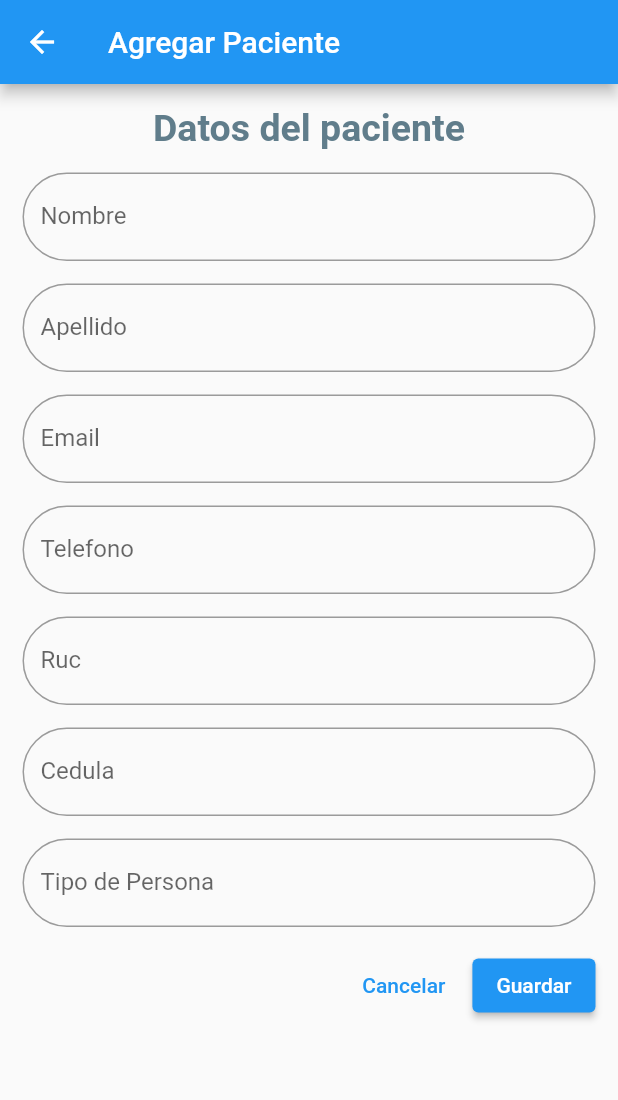
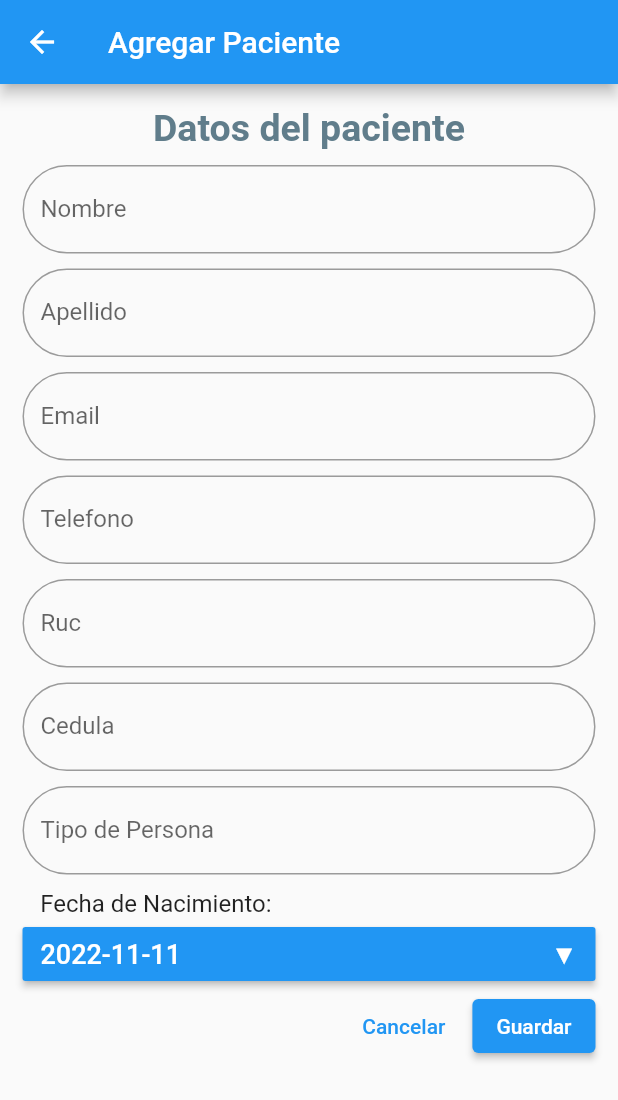
Before and after one commit to edhcoronel/frontend_segunda_parcial, a Flutter app: the Agg_paciente screen opened directly, on a phone screen of 412 x 824 dp. Shown: the top 1100 px of the screen. Run offline on Flutter 3.47's test engine with Material 2 defaults, Android fonts, the phone set to English and light mode, and no system bars; network calls fail.

Commit message:
Errores al agregar pacientes corregidos

```diff
--- a/lib/pages/agg_paciente.dart
+++ b/lib/pages/agg_paciente.dart
@@ -2,6 +2,7 @@ import 'dart:convert';
 
 import 'package:flutter/material.dart';
 import 'package:http/http.dart' as http;
+
 
 
 class Agg_paciente extends StatefulWidget {
@@ -22,12 +23,10 @@ class _Agg_pacienteState extends State<Agg_paciente> {
  final rucController = TextEditingController();
  final cedulaController = TextEditingController();
  final tipoPersonaController = TextEditingController();
+ final fechaNacimientoController = TextEditingController();
  final diaController = TextEditingController();
  final mesController = TextEditingController();
  final anoController = TextEditingController();
-
- final headers = {"Content-Type":"application/json"};
- final url = Uri.parse("https://equipoyosh.com//stock-nutrinatalia/persona");
 
  @override
   Widget build(BuildContext context) {
@@ -46,7 +45,7 @@ class _Agg_pacienteState extends State<Agg_paciente> {
                     fontWeight: FontWeight.bold
                 ),
               ),
-              SizedBox(height: 15,),
+              SizedBox(height: 10,),
               TextFormField(
                 controller: nombreController,
                 validator: (value){
@@ -62,7 +61,7 @@ class _Agg_pacienteState extends State<Agg_paciente> {
                     )
                 ),
               ),
-              SizedBox(height: 15,),
+              SizedBox(height: 10,),
               TextFormField(
                 controller: apellidoController,
                 validator: (value){
@@ -78,7 +77,7 @@ class _Agg_pacienteState extends State<Agg_paciente> {
                     )
                 ),
               ),
-              SizedBox(height: 15,),
+              SizedBox(height: 10,),
               TextFormField(
                 controller: emailController,
                 keyboardType: TextInputType.emailAddress,
@@ -95,7 +94,7 @@ class _Agg_pacienteState extends State<Agg_paciente> {
                     )
                 ),
               ),
-              SizedBox(height: 15,),
+              SizedBox(height: 10,),
               TextFormField(
                 controller: telefonoController,
                 decoration: InputDecoration(
@@ -105,7 +104,7 @@ class _Agg_pacienteState extends State<Agg_paciente> {
                     )
                 ),
               ),
-              SizedBox(height: 15,),
+              SizedBox(height: 10,),
               TextFormField(
                 controller: rucController,
                 decoration: InputDecoration(
@@ -115,7 +114,7 @@ class _Agg_pacienteState extends State<Agg_paciente> {
                     )
                 ),
               ),
-              SizedBox(height: 15,),
+              SizedBox(height: 10,),
               TextFormField(
                 controller: cedulaController,
                 validator: (value){
@@ -131,7 +130,7 @@ class _Agg_pacienteState extends State<Agg_paciente> {
                     )
                 ),
               ),
-              SizedBox(height: 15,),
+              SizedBox(height: 10,),
               TextFormField(
                 controller: tipoPersonaController,
                 decoration: InputDecoration(
@@ -141,12 +140,38 @@ class _Agg_pacienteState extends State<Agg_paciente> {
                     )
                 ),
               ),
-              SizedBox(height: 15,),
+              SizedBox(height: 10,),
+              /*TextFormField(
+                controller: fechaNacimientoController,
+                decoration: InputDecoration(
+                    labelText: "Fecha de nacimiento",
+                    border: OutlineInputBorder(
+                        borderRadius: BorderRadius.all(Radius.circular(50))
+                    )
+                ),
+              ),*/
+            ],
+            )
+            ),
+            Text("   Fecha de Nacimiento: ",style: TextStyle(fontSize: 16),),
+            MaterialButton(
+              onPressed: () {
+                callDatePicker();
+              },
+              color: Colors.blue,
+              padding: EdgeInsets.all(5),
+              child: Text(
+                "$dateToday                                                       ▼",
+                style: TextStyle(color: Colors.white,fontSize: 18,),
+              ),
+            ),
+            //showFechaNacimiento(_currentSelectedDate)/*Text("$_currentSelectedDate")*/,
             Row(
               mainAxisAlignment: MainAxisAlignment.end,
               children: [
                 TextButton(
                   onPressed: () {
+                    //savePaciente();
                     Navigator.pop(context);
                     print("Cancelar");
                   },
@@ -163,16 +188,37 @@ class _Agg_pacienteState extends State<Agg_paciente> {
                   },
                   child: Text('Guardar'),
                 ),
+
               ],
             )
-            ],
-            )
-            ),
           ],
       ),
 
     );
   }
+ String dateToday = DateTime(DateTime.now().year, DateTime.now().month, DateTime.now().day).toString().substring(0,10);
+ var _currentSelectedDate;
+ //1. call de nuestro datapicker
+ void callDatePicker() async{
+   var selectedDate = await getDatePickerWidget();
+   setState(() {
+     _currentSelectedDate = selectedDate;
+   });
+   dateToday = _currentSelectedDate.toString().substring(0,10);
+ }
+ Future<DateTime?> getDatePickerWidget(){
+   return showDatePicker(
+     context: context,
+     initialDate: DateTime.now(),
+     firstDate: DateTime(1960),
+     lastDate: DateTime(2025),
+     builder: (context, child){
+       return Theme(data: ThemeData.fallback(), child: child!);
+     },
+   );
+ }
+ final headers = {"Content-Type":"application/json"};
+ final url = Uri.parse("https://equipoyosh.com/stock-nutrinatalia/persona");
 
   void savePaciente() async {
 
@@ -184,10 +230,22 @@ class _Agg_pacienteState extends State<Agg_paciente> {
       "ruc": rucController.text,
       "cedula": cedulaController.text,
       "tipoPersona": tipoPersonaController.text,
-      "fechaNacimiento": anoController.text+"-"+ mesController.text +"-"+diaController.text + " 00:00:00"
+      "fechaNacimiento": _currentSelectedDate.toString()
     };
+    print(_newPaciente.runtimeType);
+    //var dio = Dio();
+    print(url);
     print(_newPaciente);
-    print(await http.post(url, headers: headers,body: jsonEncode(_newPaciente)));
+    var body = jsonEncode(_newPaciente);
+    print(body.runtimeType);
+    final response = await http.post(url,body: body,headers: headers);
+
+    print(response.statusCode);
+    if(response.statusCode == 201){
+      print("Paciente agg correctamente");
+    }else{
+      print("Error al cargar datos");
+    }
     nombreController.clear();
     apellidoController.clear();
     emailController.clear();
@@ -195,9 +253,14 @@ class _Agg_pacienteState extends State<Agg_paciente> {
     rucController.clear();
     cedulaController.clear();
     tipoPersonaController.clear();
-    diaController.clear();
-    mesController.clear();
-    anoController.clear();
+    fechaNacimientoController.clear();
   }
 
 }
+
+Widget showFechaNacimiento(nacimiento){
+  var _fCadena = nacimiento.toString();
+  print(_fCadena);
+  _fCadena = _fCadena.substring(0,10);
+  return Center(child: Text(_fCadena, style: TextStyle(fontSize: 18),),);
+}
```
Lines whose indentation alone changed are shown as unchanged.
